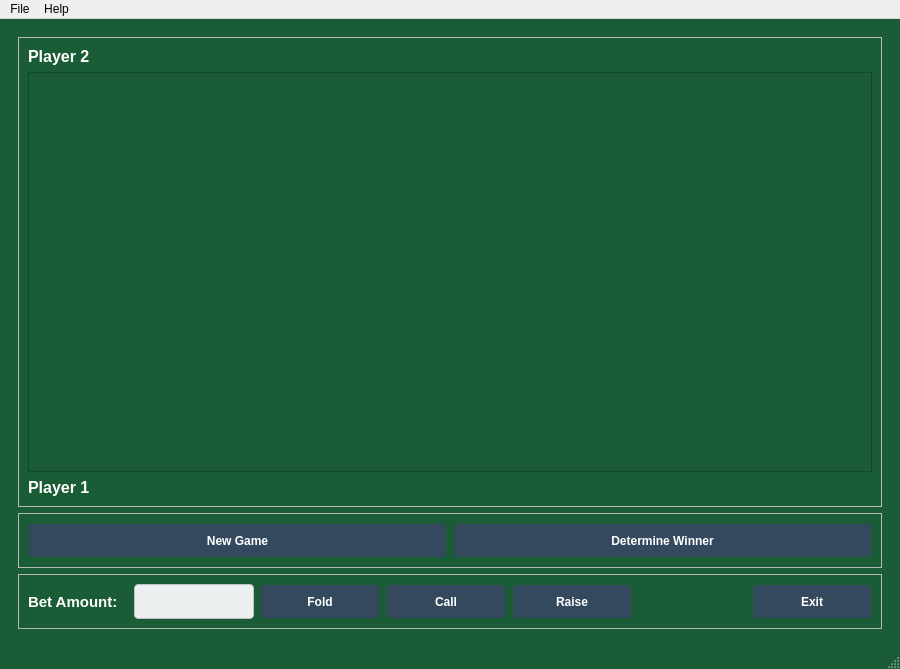
Before: the Qt Designer form mainwindow.ui in BitManipulators/202_PokerGame, drawn with Qt 5.
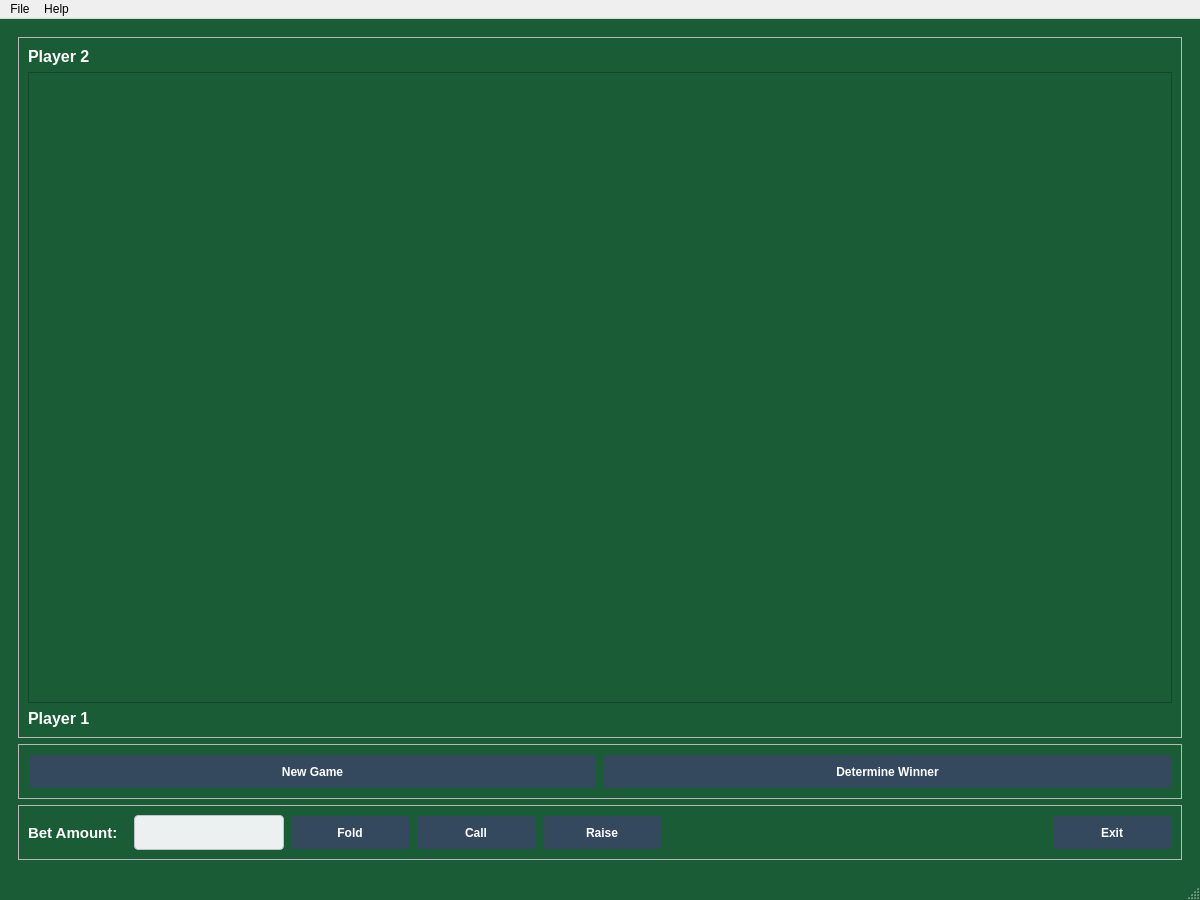
After: the same form once the commit is applied. Icons and pictures are not drawn.

Commit message: added winner highlight and resized game window

Diff of the .ui file:
```diff
--- a/mainwindow.ui
+++ b/mainwindow.ui
@@ -6,8 +6,8 @@
    <rect>
     <x>0</x>
     <y>0</y>
-    <width>900</width>
-    <height>650</height>
+    <width>1200</width>
+    <height>900</height>
    </rect>
   </property>
   <property name="windowTitle">
@@ -181,7 +181,7 @@
              <property name="minimumSize">
               <size>
                <width>0</width>
-               <height>400</height>
+               <height>500</height>
               </size>
              </property>
              <property name="styleSheet">
```
The commit also changes 1 other file.
